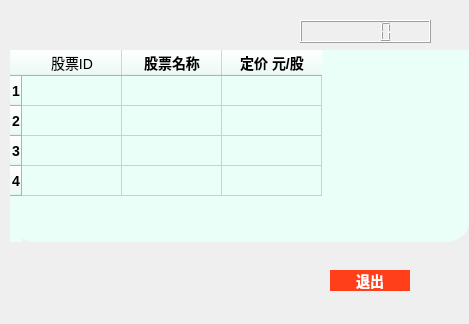
Qt form src/AllWindow/ui_stockmarket.ui (Hypn0tised-ysy/stock-project) before a commit.
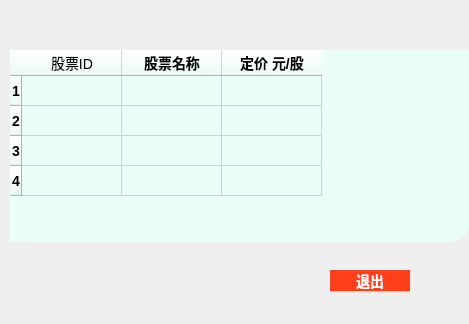
The same form after that commit.

What changed in the file:
```diff
--- a/src/AllWindow/ui_stockmarket.ui
+++ b/src/AllWindow/ui_stockmarket.ui
@@ -92,16 +92,6 @@
     <string>退出</string>
    </property>
   </widget>
-  <widget class="QLCDNumber" name="times">
-   <property name="geometry">
-    <rect>
-     <x>300</x>
-     <y>20</y>
-     <width>131</width>
-     <height>23</height>
-    </rect>
-   </property>
-  </widget>
  </widget>
  <resources/>
  <connections/>
```
